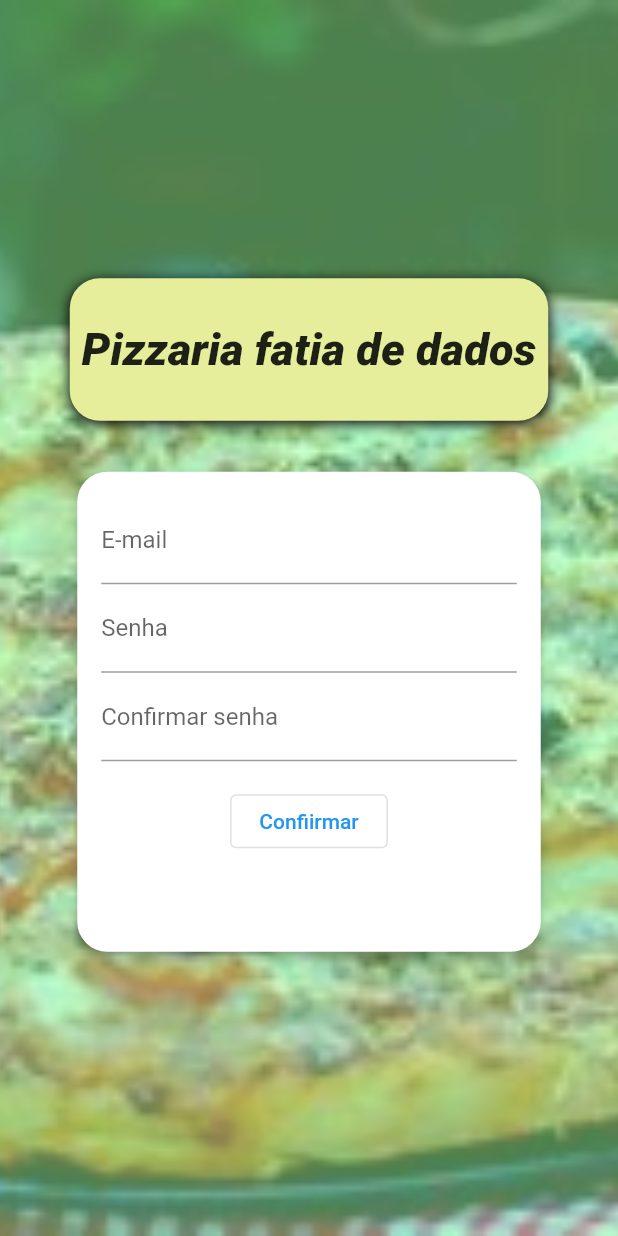
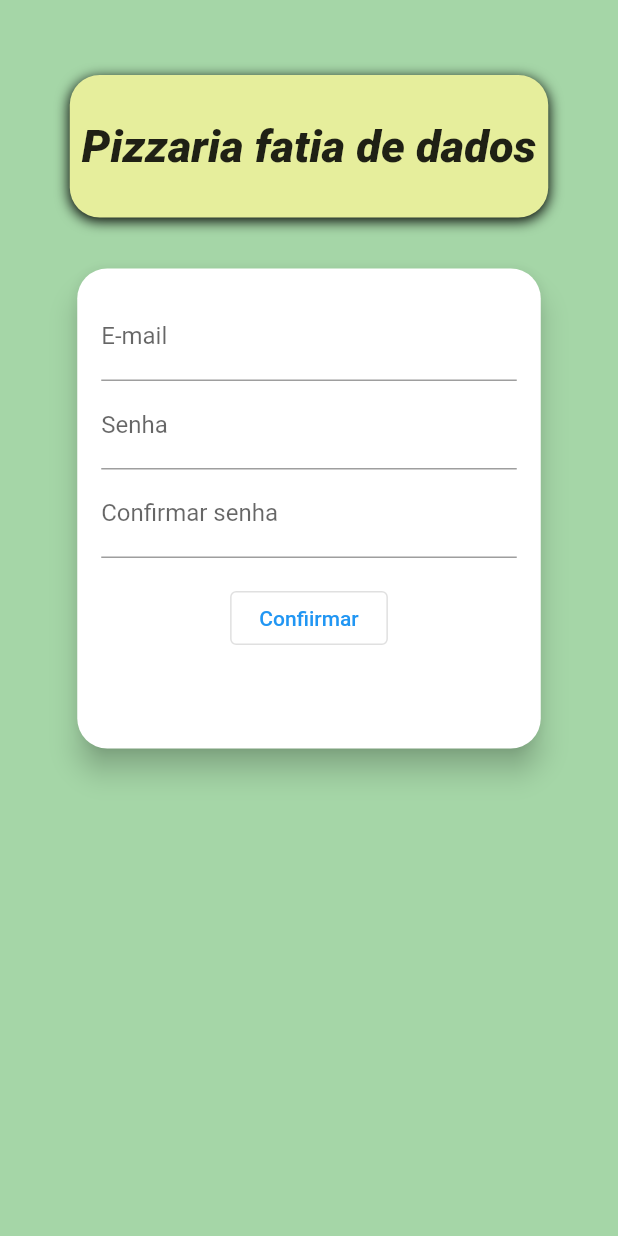
Before and after one commit to 190718/pizza, a Flutter app: the SingUpScreen screen opened directly, on a phone screen of 412 x 824 dp. Run offline on Flutter 3.47's test engine with Material 2 defaults, Android fonts, the phone set to English and light mode, and no system bars; our stand-ins replace get.

Commit message:
ajustes redundantes

```diff
--- a/lib/screens/singup/singup_screen.dart
+++ b/lib/screens/singup/singup_screen.dart
@@ -10,19 +10,14 @@ class _SingUpScreenState extends State<SingUpScreen> {
   @override
   Widget build(BuildContext context) {
     return Scaffold(
-      body: Stack(
+      backgroundColor: Colors.green[200],
+      body: ListView(
         children: [
-          Container(
-            decoration: BoxDecoration(
-              image: DecorationImage(
-                image: AssetImage('assets/images/pizza_login.jpg'),
-                fit: BoxFit.fitHeight,
+          SizedBox(
+            height: 50,
           ),
-            ),
-          ),
-          Container(
-            color: Color.fromRGBO(153, 255, 153, 0.5),
-          ),
+          Stack(
+            children: [
               Container(
                 width: double.infinity,
                 child: Column(
@@ -30,7 +25,8 @@ class _SingUpScreenState extends State<SingUpScreen> {
                   crossAxisAlignment: CrossAxisAlignment.center,
                   children: [
                     Container(
-                  padding: EdgeInsets.symmetric(horizontal: 8, vertical: 30),
+                      padding:
+                          EdgeInsets.symmetric(horizontal: 8, vertical: 30),
                       decoration: BoxDecoration(
                         boxShadow: [
                           BoxShadow(
@@ -60,6 +56,8 @@ class _SingUpScreenState extends State<SingUpScreen> {
               ),
             ],
           ),
+        ],
+      ),
     );
   }
 }
--- a/lib/screens/singup/widget/singUp_card.dart
+++ b/lib/screens/singup/widget/singUp_card.dart
@@ -15,7 +15,7 @@ class _SingUpCardState extends State<SingUpCard> {
   @override
   Widget build(BuildContext context) {
     return Card(
-      elevation: 4,
+      elevation: 8,
       shape: RoundedRectangleBorder(
         borderRadius: BorderRadius.circular(20),
       ),
```
Lines whose indentation alone changed are shown as unchanged.
